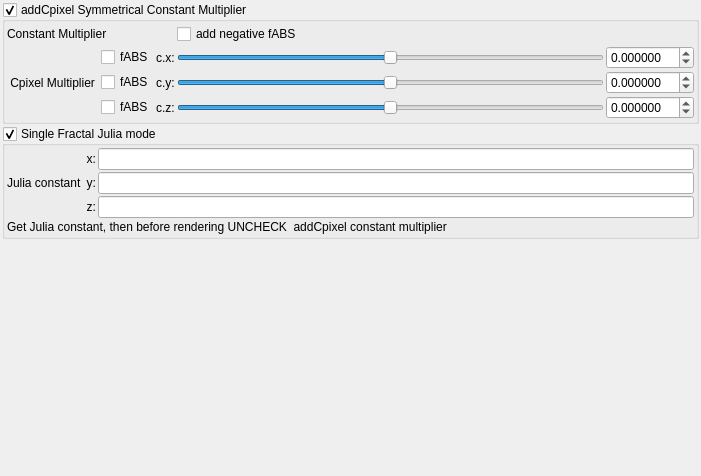
The window that mandelbulber2/qt_data/fractal_transf_add_Cpixel_symmetrical.ui (buddhi1980/mandelbulber2) describes before a commit, drawn with Qt 5.
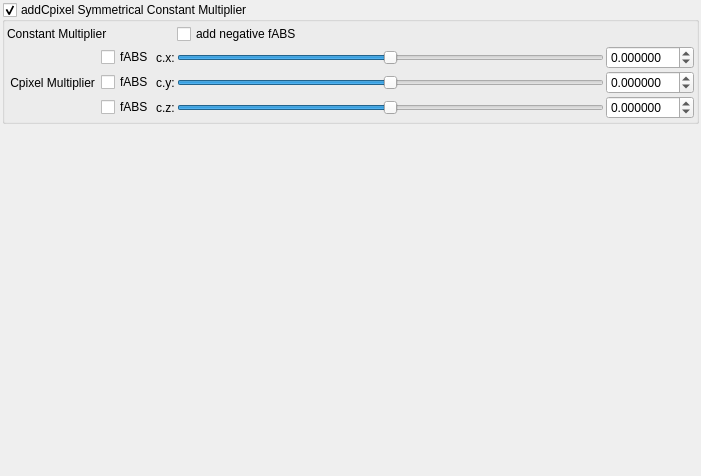
The same window after the commit. Custom widgets are drawn as their Qt base class.

Commit message: Tidying up addCpixel UI's

```diff
--- a/mandelbulber2/qt_data/fractal_transf_add_Cpixel_symmetrical.ui
+++ b/mandelbulber2/qt_data/fractal_transf_add_Cpixel_symmetrical.ui
@@ -288,135 +288,6 @@
      </layout>
     </widget>
    </item>
-   <item>
-    <widget class="MyGroupBox" name="groupCheck_transf_constant_julia_mode">
-     <property name="title">
-      <string>Single Fractal Julia mode</string>
-     </property>
-     <property name="checkable">
-      <bool>true</bool>
-     </property>
-     <layout class="QVBoxLayout" name="verticalLayout_48">
-      <property name="spacing">
-       <number>2</number>
-      </property>
-      <property name="leftMargin">
-       <number>2</number>
-      </property>
-      <property name="topMargin">
-       <number>2</number>
-      </property>
-      <property name="rightMargin">
-       <number>2</number>
-      </property>
-      <property name="bottomMargin">
-       <number>2</number>
-      </property>
-      <item>
-       <layout class="QGridLayout" name="gridLayout_22">
-        <property name="spacing">
-         <number>2</number>
-        </property>
-        <item row="2" column="1">
-         <widget class="QLabel" name="label_122">
-          <property name="sizePolicy">
-           <sizepolicy hsizetype="Preferred" vsizetype="Preferred">
-            <horstretch>0</horstretch>
-            <verstretch>0</verstretch>
-           </sizepolicy>
-          </property>
-          <property name="text">
-           <string>z:</string>
-          </property>
-          <property name="alignment">
-           <set>Qt::AlignRight|Qt::AlignTrailing|Qt::AlignVCenter</set>
-          </property>
-         </widget>
-        </item>
-        <item row="0" column="1">
-         <widget class="QLabel" name="label_115">
-          <property name="sizePolicy">
-           <sizepolicy hsizetype="Preferred" vsizetype="Preferred">
-            <horstretch>0</horstretch>
-            <verstretch>0</verstretch>
-           </sizepolicy>
-          </property>
-          <property name="text">
-           <string>x:</string>
-          </property>
-          <property name="alignment">
-           <set>Qt::AlignRight|Qt::AlignTrailing|Qt::AlignVCenter</set>
-          </property>
-         </widget>
-        </item>
-        <item row="2" column="2">
-         <widget class="MyLineEdit" name="vect3_transf_constant_julia_c_z">
-          <property name="sizePolicy">
-           <sizepolicy hsizetype="Expanding" vsizetype="Maximum">
-            <horstretch>0</horstretch>
-            <verstretch>0</verstretch>
-           </sizepolicy>
-          </property>
-         </widget>
-        </item>
-        <item row="1" column="1">
-         <widget class="QLabel" name="label_116">
-          <property name="sizePolicy">
-           <sizepolicy hsizetype="Preferred" vsizetype="Preferred">
-            <horstretch>0</horstretch>
-            <verstretch>0</verstretch>
-           </sizepolicy>
-          </property>
-          <property name="text">
-           <string>y:</string>
-          </property>
-          <property name="alignment">
-           <set>Qt::AlignRight|Qt::AlignTrailing|Qt::AlignVCenter</set>
-          </property>
-         </widget>
-        </item>
-        <item row="0" column="2">
-         <widget class="MyLineEdit" name="vect3_transf_constant_julia_c_x">
-          <property name="sizePolicy">
-           <sizepolicy hsizetype="Expanding" vsizetype="Maximum">
-            <horstretch>0</horstretch>
-            <verstretch>0</verstretch>
-           </sizepolicy>
-          </property>
-         </widget>
-        </item>
-        <item row="1" column="0">
-         <widget class="QLabel" name="label_117">
-          <property name="text">
-           <string>Julia constant </string>
-          </property>
-         </widget>
-        </item>
-        <item row="1" column="2">
-         <widget class="MyLineEdit" name="vect3_transf_constant_julia_c_y">
-          <property name="sizePolicy">
-           <sizepolicy hsizetype="Expanding" vsizetype="Maximum">
-            <horstretch>0</horstretch>
-            <verstretch>0</verstretch>
-           </sizepolicy>
-          </property>
-         </widget>
-        </item>
-       </layout>
-      </item>
-      <item>
-       <widget class="QLabel" name="label_2">
-        <property name="text">
-         <string>Get Julia constant, then before rendering UNCHECK  addCpixel constant multiplier</string>
-        </property>
-        <property name="wordWrap">
-         <bool>false</bool>
-        </property>
-       </widget>
-      </item>
-     </layout>
-    </widget>
-   </item>
    <item>
     <spacer name="verticalSpacer">
      <property name="orientation">
@@ -444,11 +315,6 @@
    <header>mygroupbox.h</header>
    <container>1</container>
   </customwidget>
-  <customwidget>
-   <class>MyLineEdit</class>
-   <extends>QLineEdit</extends>
-   <header>mylineedit.h</header>
-  </customwidget>
  </customwidgets>
  <resources/>
  <connections/>
```
The commit also changes 2 other files.
